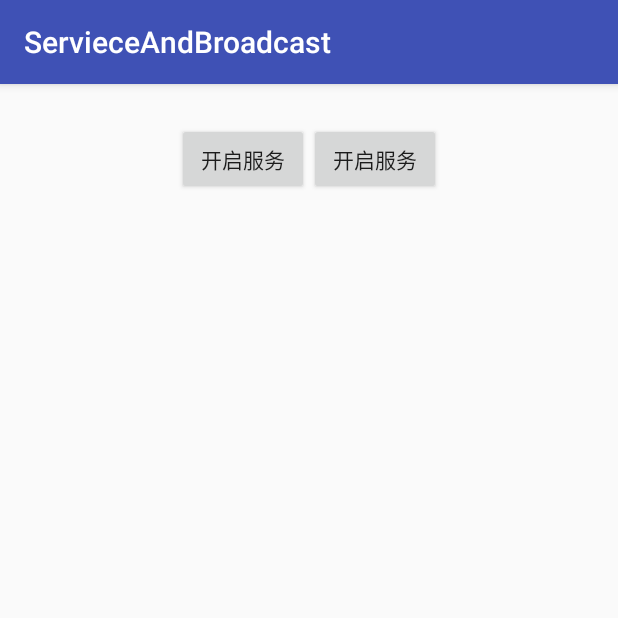
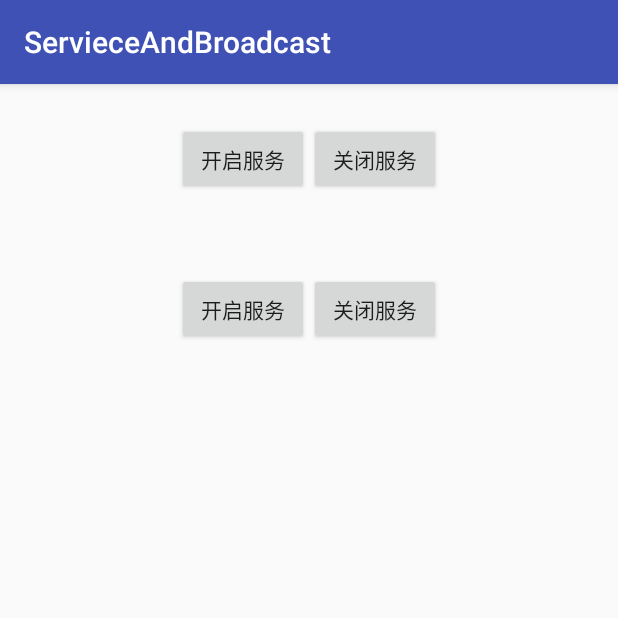
Before and after one commit to CodeLpea/PracticceOfAndorid, an Android app: the screen it shows after launch (MainActivity), on a phone screen of 412 x 824 dp, the top half of it. Run offline under Robolectric (Android 15) with nearby library versions, the light colour scheme and no system bars.

Commit message:
服务和多线程的使用

```diff
--- a/Number1/app/src/main/res/layout/activity_main.xml
+++ b/Number1/app/src/main/res/layout/activity_main.xml
@@ -29,9 +29,31 @@
                 android:id="@+id/btn_close_service"
                 android:layout_width="wrap_content"
                 android:layout_height="wrap_content"
+                android:text="关闭服务"
+                />
+        </LinearLayout>
+        <!-- 再来一个水平方向的LinearLayout-->
+        <LinearLayout
+            android:layout_width="match_parent"
+            android:layout_height="100dp"
+            android:gravity="center"
+            android:orientation="horizontal">
+            <!-- 开启服务的按钮-->
+            <Button
+                android:id="@+id/btn_Service_Commond_1"
+                android:layout_width="wrap_content"
+                android:layout_height="wrap_content"
                 android:text="开启服务"
                 />
+            <!-- 关闭服务的按钮-->
+            <Button
+                android:id="@+id/btn_Service_Commond_2"
+                android:layout_width="wrap_content"
+                android:layout_height="wrap_content"
+                android:text="关闭服务"
+                />
         </LinearLayout>
+
 
     </LinearLayout>
 
```
Also changed, not shown: Number1/app/src/main/java/com/example/administrator/servieceandbroadcast/MainActivity.java (+31 -0 lines), Number1/app/src/main/java/com/example/administrator/servieceandbroadcast/Service/MyService.java (+62 -1 lines).
